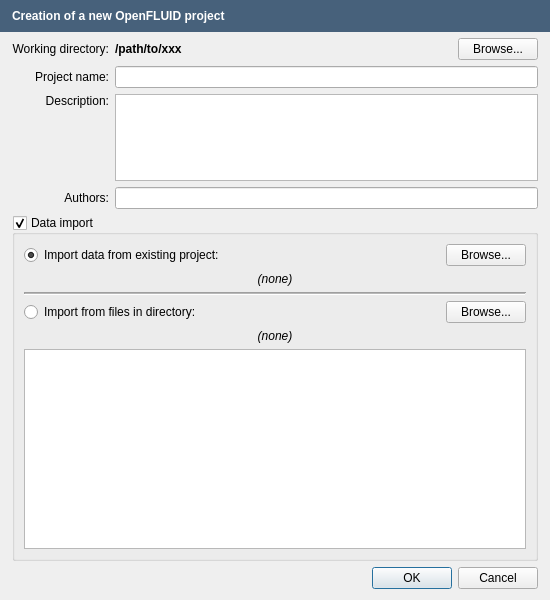
The window that src/apps/openfluid-builder/base/NewProjectDialog.ui (OpenFLUID/openfluid) describes before a commit, drawn with Qt 5.
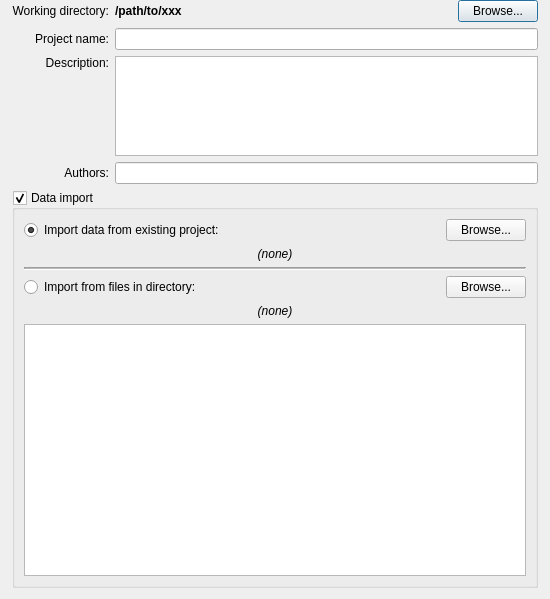
The same window after the commit. Custom widgets are drawn as their Qt base class.

Commit message:
Introduction of message dialog for OpenFLUID applications
* Added MessageFrame and MessageDialog classes
* Cleaned code
* Switch to version 2.1.7~alpha1

(closes OpenFLUID/openfluid#790)

```diff
--- a/src/apps/openfluid-builder/base/NewProjectDialog.ui
+++ b/src/apps/openfluid-builder/base/NewProjectDialog.ui
@@ -7,7 +7,7 @@
     <x>0</x>
     <y>0</y>
     <width>550</width>
-    <height>600</height>
+    <height>599</height>
    </rect>
   </property>
   <property name="windowTitle">
@@ -16,7 +16,7 @@
   <property name="modal">
    <bool>true</bool>
   </property>
-  <layout class="QGridLayout" name="gridLayout_2">
+  <layout class="QVBoxLayout" name="verticalLayout">
    <property name="leftMargin">
     <number>0</number>
    </property>
@@ -26,7 +26,7 @@
    <property name="rightMargin">
     <number>0</number>
    </property>
-   <item row="1" column="0">
+   <item>
     <layout class="QGridLayout" name="gridLayout" rowstretch="1,1,1,1,4" columnstretch="1,4,1">
      <property name="sizeConstraint">
       <enum>QLayout::SetDefaultConstraint</enum>
@@ -237,63 +237,6 @@
      </item>
     </layout>
    </item>
-   <item row="0" column="0">
-    <widget class="QFrame" name="MessageFrame">
-     <property name="styleSheet">
-      <string notr="true">background-color: rgb(71,97,123);</string>
-     </property>
-     <property name="frameShape">
-      <enum>QFrame::Panel</enum>
-     </property>
-     <property name="frameShadow">
-      <enum>QFrame::Sunken</enum>
-     </property>
-     <property name="lineWidth">
-      <number>0</number>
-     </property>
-     <layout class="QHBoxLayout" name="horizontalLayout_3" stretch="0">
-      <property name="spacing">
-       <number>5</number>
-      </property>
-      <property name="leftMargin">
-       <number>12</number>
-      </property>
-      <item>
-       <layout class="QHBoxLayout" name="horizontalLayout_2">
-        <item>
-         <widget class="QLabel" name="MessageLabel">
-          <property name="styleSheet">
-           <string notr="true">color: rgb(255, 255, 255);
-font : bold;
-</string>
-          </property>
-          <property name="text">
-           <string>Creation of a new OpenFLUID project</string>
-          </property>
-         </widget>
-        </item>
-       </layout>
-      </item>
-     </layout>
-    </widget>
-   </item>
-   <item row="2" column="0">
-    <layout class="QHBoxLayout" name="horizontalLayout_4">
-     <property name="leftMargin">
-      <number>12</number>
-     </property>
-     <property name="rightMargin">
-      <number>12</number>
-     </property>
-     <item>
-      <widget class="QDialogButtonBox" name="ButtonBox">
-       <property name="standardButtons">
-        <set>QDialogButtonBox::Cancel|QDialogButtonBox::Ok</set>
-       </property>
-      </widget>
-     </item>
-    </layout>
-   </item>
   </layout>
  </widget>
  <customwidgets>
```
The commit also changes 82 other files.
